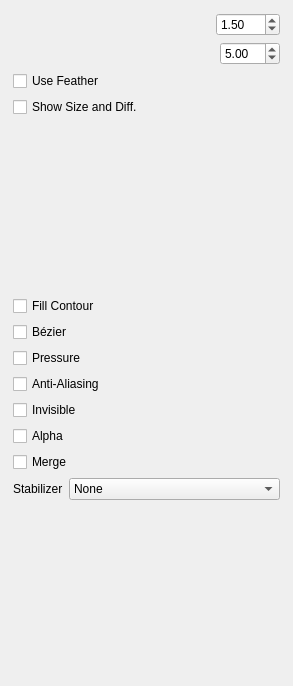
Above: app/ui/tooloptions.ui from pencil2d/pencil before the change. Below: the same form after it.
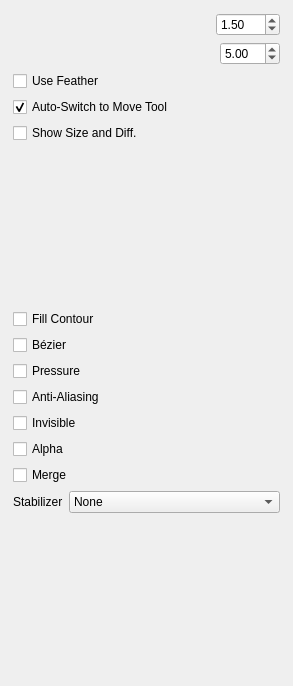
That is the form after the change. Custom widgets are drawn as their Qt base class.

Patch:
```diff
--- a/app/ui/tooloptions.ui
+++ b/app/ui/tooloptions.ui
@@ -130,6 +130,16 @@
         </widget>
        </item>
 
+       <item>
+        <widget class="QCheckBox" name="autoSwitchToolCheckBox">
+         <property name="text">
+          <string>Auto-Switch to Move Tool</string>
+         </property>
+         <property name="checked">
+          <bool>true</bool>
+         </property>
+        </widget>
+       </item>
        <item>
         <widget class="QCheckBox" name="showInfoBox">
          <property name="text">
```
